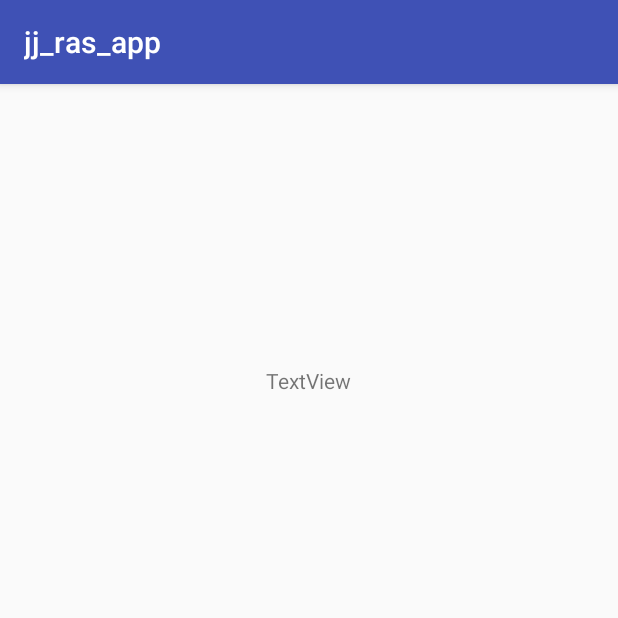
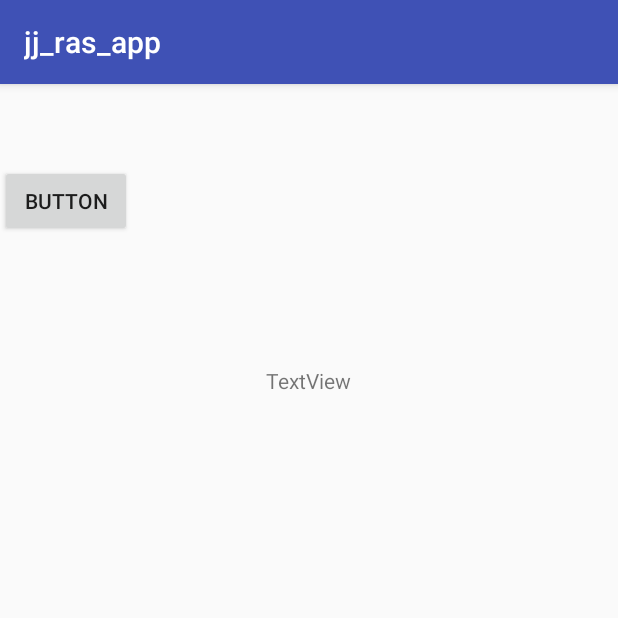
Before and after one commit to ggoowlgns/jungjong_ass, an Android app: the screen it shows after launch (MainActivity), on a phone screen of 412 x 824 dp, the top half of it. Run offline under Robolectric (Android 15) with nearby library versions, the phone set to English and light mode, and no system bars.

```diff
--- a/app/src/main/res/layout/activity_main.xml
+++ b/app/src/main/res/layout/activity_main.xml
@@ -7,7 +7,7 @@
     tools:context=".MainActivity">
 
     <TextView
-        android:id="@+id/tv_outPut"
+        android:id="@+id/textView"
         android:layout_width="wrap_content"
         android:layout_height="wrap_content"
         android:layout_alignParentTop="true"
@@ -17,4 +17,12 @@
         tools:layout_editor_absoluteX="146dp"
         tools:layout_editor_absoluteY="167dp" />
 
+    <Button
+        android:id="@+id/button"
+        android:layout_width="wrap_content"
+        android:layout_height="wrap_content"
+        android:layout_alignParentTop="true"
+        android:layout_marginTop="54dp"
+        android:text="Button" />
+
 </RelativeLayout>
```
